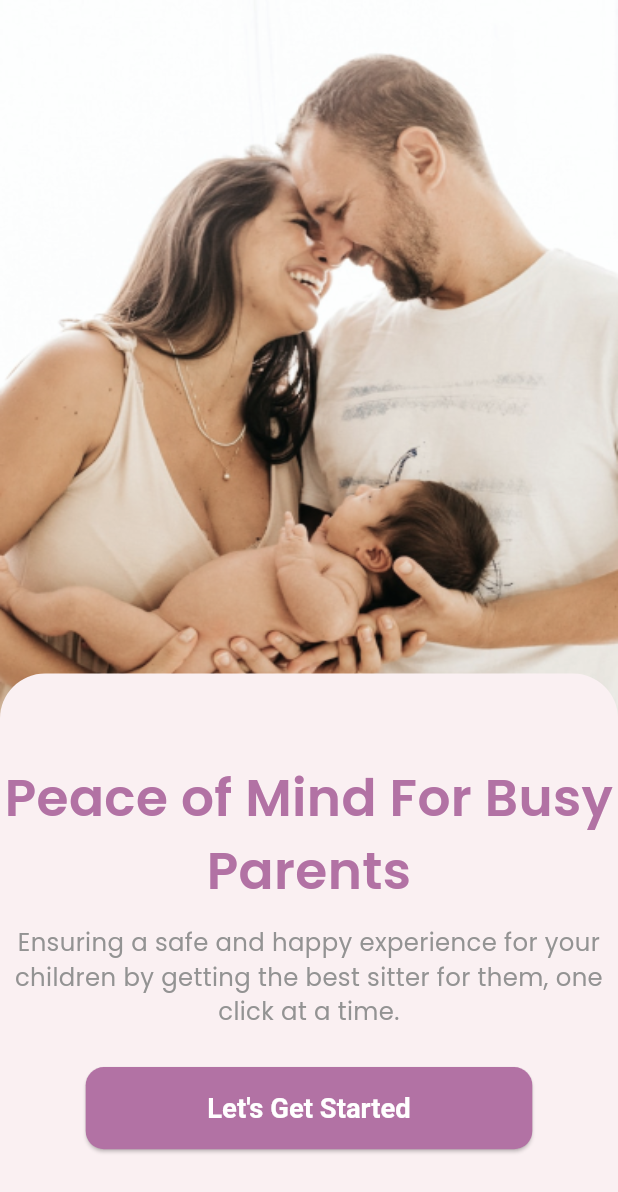
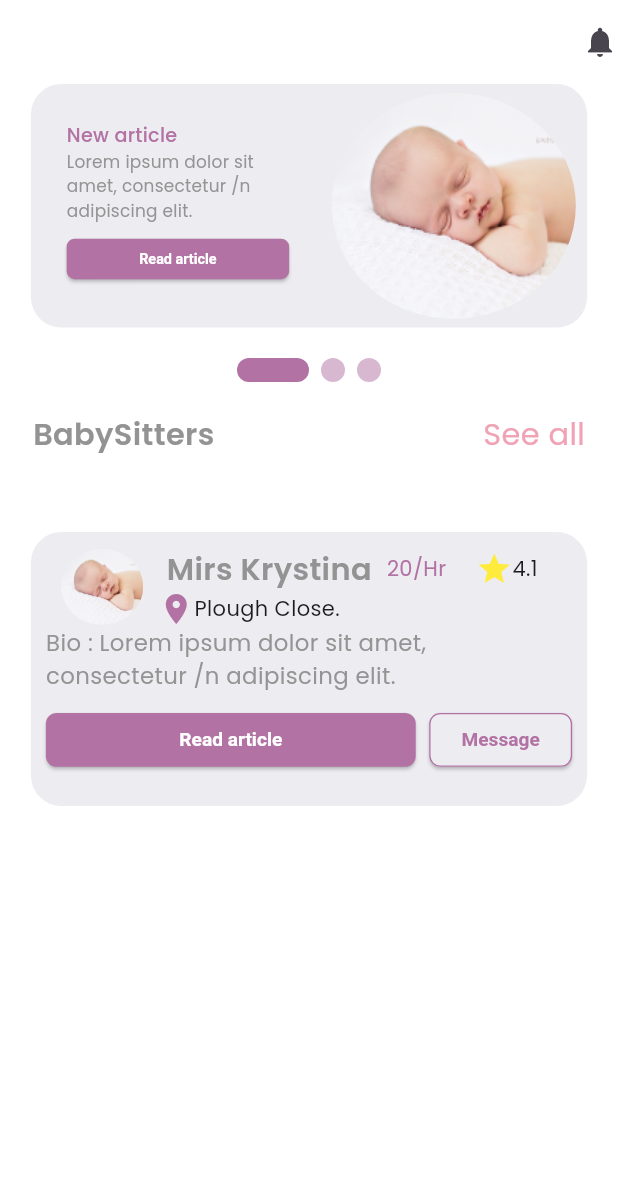
Before and after one commit to Moussa500/care_mingle, a Flutter app: the screen it shows after launch, on a phone screen of 412 x 824 dp. Shown: the top 1192 px of the screen. Run offline on Flutter 3.47's test engine with Material 3 defaults, Android fonts, the light colour scheme and no system bars; drawn by our look-alikes of smooth_page_indicator; our stand-ins replace dartz, flutter_screenutil, flutter_svg, get_it.

Commit message:
implementing BabySitters  Section Skeleton

```diff
--- a/lib/app.dart
+++ b/lib/app.dart
@@ -3,7 +3,7 @@
 import 'package:care_mingle/features/auth/presentation/register/pages/login_page.dart';
 import 'package:care_mingle/features/auth/presentation/register/pages/parent_additional.dart';
 import 'package:care_mingle/features/auth/presentation/register/pages/register_page.dart';
-import 'package:care_mingle/intro/get_started.dart';
+import 'package:care_mingle/features/home/presentation/pages/home_page.dart';
 import 'package:flutter/material.dart';
 import 'package:flutter_screenutil/flutter_screenutil.dart';
 
@@ -21,7 +21,7 @@
         theme: AppTheme.theme,
       initialRoute: '/',
       routes: {
-        '/':(context)=>const IntroPage(),
+        '/':(context)=>HomePage(),
         '/login':(context)=>const LoginPage(),
         '/register':(context)=>const RegisterPage(),
         '/parentAdditional':(context)=>const ParentAdditional(),
--- a/lib/common/constants/api_constants.dart
+++ b/lib/common/constants/api_constants.dart
@@ -1,3 +1,4 @@
 const String baseUrl="https://caremingle.onrender.com";
 const String loginEndPoint="/auth/login";
 const String registerEndPoint="/auth/register";
+const Map<String,String> headers={'Content-Type': 'multipart/form-data'};
--- a/lib/core/config/assets/app_images.dart
+++ b/lib/core/config/assets/app_images.dart
@@ -1,4 +1,5 @@
 class AppImages {
   static const basePath='assets/images/';
   static const intro='${basePath}intro.png';
+  static const article='${basePath}article.png';
 }
--- a/lib/features/auth/data/models/user_model.dart
+++ b/lib/features/auth/data/models/user_model.dart
@@ -52,6 +52,7 @@
     return {
       'name': name,
       'email': email,
+      'password':password,
       'phone': phone,
       'address': address,
       "role": role,
@@ -94,6 +95,7 @@
   Map<String, dynamic> toJson() {
     return {
       'name': name,
+      'password':password,
       'email': email,
       'phone': phone,
       'address': address,
--- /dev/null
+++ b/lib/features/home/presentation/pages/home_page.dart
@@ -0,0 +1,63 @@
+import 'package:care_mingle/common/widgets/custom_appBar.dart';
+import 'package:care_mingle/features/home/presentation/widgets/article_section.dart';
+import 'package:care_mingle/features/home/presentation/widgets/babysitter_section.dart';
+import 'package:flutter/material.dart';
+import 'package:flutter_screenutil/flutter_screenutil.dart';
+
+class HomePage extends StatelessWidget {
+  const HomePage({super.key});
+
+  @override
+  Widget build(BuildContext context) {
+    return Scaffold(
+      appBar: CustomAppbar(
+        action: Icon(
+          Icons.notifications,
+        ),
+        hideBack: true,
+      ),
+      body: Column(
+        children: [
+          ArticleSection(),
+          Row(
+            mainAxisAlignment: MainAxisAlignment.spaceBetween,
+            children: [
+              header('BabySitters'),
+              seeAll(),
+            ],
+          ),
+          SizedBox(
+            height: 20.h,
+          ),
+          BabysitterSection(),
+        ],
+      ),
+    );
+  }
+
+  Padding seeAll() {
+    return Padding(
+      padding: EdgeInsets.symmetric(horizontal: 20.w, vertical: 20.h),
+      child: Text(
+        'See all',
+        style: TextStyle(color: const Color(0xffF1A3B6), fontSize: 20.sp),
+      ),
+    );
+  }
+
+  Padding header(String label) {
+    return Padding(
+      padding: EdgeInsets.symmetric(horizontal: 20.w, vertical: 20.h),
+      child: Align(
+        alignment: Alignment.centerLeft,
+        child: Text(
+          label,
+          style: TextStyle(
+              fontSize: 20.sp,
+              fontWeight: FontWeight.w600,
+              color: const Color(0xff939393)),
+        ),
+      ),
+    );
+  }
+}
--- /dev/null
+++ b/lib/features/home/presentation/widgets/article_section.dart
@@ -0,0 +1,123 @@
+import 'package:care_mingle/core/config/assets/app_images.dart';
+import 'package:care_mingle/core/config/theme/app_colors.dart';
+import 'package:flutter/material.dart';
+import 'package:flutter_screenutil/flutter_screenutil.dart';
+import 'package:smooth_page_indicator/smooth_page_indicator.dart';
+
+class ArticleSection extends StatelessWidget {
+  ArticleSection({super.key});
+  final PageController _pageController = PageController();
+
+  @override
+  Widget build(BuildContext context) {
+    return Column(
+      children: [
+        SizedBox(
+          width: MediaQuery.of(context).size.width,
+          height: 160.h,
+          child: PageView.builder(
+            controller: _pageController,
+            itemCount: 3,
+            itemBuilder: (context, index) {
+              return Center(
+                child: Container(
+                  decoration: BoxDecoration(
+                      color: const Color(0xffEDEDF1),
+                      borderRadius: BorderRadius.all(Radius.circular(20.r))),
+                  height: 155.w,
+                  width: MediaQuery.of(context).size.width * 0.9,
+                  child: FittedBox(
+                    child: Row(
+                      children: [
+                        Padding(
+                          padding: const EdgeInsets.all(30),
+                          child: Align(
+                            alignment: Alignment.centerLeft,
+                            child: SizedBox(
+                              width: 200,
+                              height: 150,
+                              child: Column(
+                                crossAxisAlignment: CrossAxisAlignment.start,
+                                children: [
+                                  articleTitle("New article"),
+                                  const SizedBox(
+                                    width: 20,
+                                  ),
+                                  description(
+                                      'Lorem ipsum dolor sit amet, consectetur /n adipiscing elit.'),
+                                  const SizedBox(
+                                    height: 10,
+                                  ),
+                                  FittedBox(
+                                    child: SizedBox(
+                                      width: 200.w,
+                                      child: ElevatedButton(
+                                          style: ElevatedButton.styleFrom(
+                                              shape:
+                                                  const RoundedRectangleBorder(
+                                                      borderRadius:
+                                                          BorderRadius.all(
+                                                              Radius.circular(
+                                                                  8)))),
+                                          onPressed: () {},
+                                          child: Text(
+                                            'Read article',
+                                            style: TextStyle(
+                                                fontSize: 14.sp,
+                                                color: Colors.white),
+                                          )),
+                                    ),
+                                  ),
+                                ],
+                              ),
+                            ),
+                          ),
+                        ),
+                        Padding(
+                          padding: const EdgeInsets.all(8.0),
+                          child: ClipOval(
+                            child: Image.asset(
+                              height: 200.h,
+                              width: 200.w,
+                              AppImages.article,
+                              fit: BoxFit.fill,
+                            ),
+                          ),
+                        ),
+                      ],
+                    ),
+                  ),
+                ),
+              );
+            },
+          ),
+        ),
+        SizedBox(height: 20.h,),
+        SmoothPageIndicator(controller: _pageController, count: 3,effect: const ExpandingDotsEffect(activeDotColor: AppColors.primaryColor,dotColor: Color(0xffD8B8D1)),)
+      ],
+    );
+  }
+
+  Widget articleTitle(String label) {
+    return Text(
+      textAlign: TextAlign.start,
+      label,
+      style: TextStyle(
+          color: AppColors.primaryColor,
+          fontSize: 17.sp,
+          fontWeight: FontWeight.w500),
+    );
+  }
+
+  Widget description(String content) {
+    return Text(
+      overflow: TextOverflow.clip,
+      textAlign: TextAlign.start,
+      content,
+      style: TextStyle(
+          color: const Color(0xff949494),
+          fontSize: 15.sp,
+          fontWeight: FontWeight.w400),
+    );
+  }
+}
--- /dev/null
+++ b/lib/features/home/presentation/widgets/babysitter_section.dart
@@ -0,0 +1,206 @@
+import 'package:care_mingle/core/config/assets/app_images.dart';
+import 'package:care_mingle/core/config/theme/app_colors.dart';
+import 'package:flutter/material.dart';
+import 'package:flutter_screenutil/flutter_screenutil.dart';
+import 'package:smooth_page_indicator/smooth_page_indicator.dart';
+
+class BabysitterSection extends StatelessWidget {
+  BabysitterSection({super.key});
+  final PageController _pageController = PageController();
+
+  @override
+  Widget build(BuildContext context) {
+    return SizedBox(
+      width: MediaQuery.of(context).size.width,
+      height: 200.h,
+      child: PageView.builder(
+        controller: _pageController,
+        itemCount: 3,
+        itemBuilder: (context, index) {
+          return Center(
+            child: Container(
+              decoration: BoxDecoration(
+                  color: const Color(0xffEDEDF1),
+                  borderRadius: BorderRadius.all(Radius.circular(20.r))),
+              height: 180.h,
+              width: MediaQuery.of(context).size.width * 0.9,
+              child: Column(
+                children: [
+                  Padding(
+                    padding: const EdgeInsets.all(10),
+                    child: Column(
+                      crossAxisAlignment: CrossAxisAlignment.start,
+                      children: [
+                        Align(
+                          alignment: Alignment.centerLeft,
+                          child: Row(
+                            children: [
+                              Padding(
+                                padding:
+                                    const EdgeInsets.symmetric(horizontal: 10),
+                                child: ClipOval(
+                                  child: Image.asset(
+                                    height: 50.h,
+                                    width: 50.w,
+                                    AppImages.article,
+                                    fit: BoxFit.fill,
+                                  ),
+                                ),
+                              ),
+                              Column(
+                                children: [
+                                  Row(
+                                    children: [
+                                      babysitterName(),
+                                      const SizedBox(
+                                        width: 10,
+                                      ),
+                                      price(),
+                                      rating()
+                                    ],
+                                  ),
+                                  Padding(
+                                    padding:  EdgeInsets.only(right: 125.w),
+                                    child: location(),
+                                  ),
+                                ],
+                              ),
+                            ],
+                          ),
+                        ),
+                        const SizedBox(
+                          width: 20,
+                        ),
+                        description(
+                            'Bio : Lorem ipsum dolor sit amet, consectetur /n adipiscing elit.'),
+                        const SizedBox(
+                          height: 10,
+                        ),
+                        SizedBox(
+                          child: FittedBox(
+                            child: Row(
+                              children: [
+                                SizedBox(
+                                  width: 250.w,
+                                  child: ElevatedButton(
+                                      style: ElevatedButton.styleFrom(
+                                          shape: const RoundedRectangleBorder(
+                                              borderRadius: BorderRadius.all(
+                                                  Radius.circular(8)))),
+                                      onPressed: () {},
+                                      child: Text(
+                                        'Read article',
+                                        style: TextStyle(
+                                            fontSize: 14.sp,
+                                            color: Colors.white),
+                                      )),
+                                ),
+                                const SizedBox(
+                                  width: 10,
+                                ),
+                                SizedBox(
+                                  child: ElevatedButton(
+                                    onPressed: () {},
+                                    style: ElevatedButton.styleFrom(
+                                        backgroundColor:
+                                            const Color(0xffEDEDF1),
+                                        shape: RoundedRectangleBorder(
+                                            borderRadius: BorderRadius.all(
+                                              Radius.circular(8.r),
+                                            ),
+                                            side: const BorderSide(
+                                                color: AppColors.primaryColor,
+                                                width: 1))),
+                                    child: Text(
+                                      "Message",
+                                      style: TextStyle(
+                                        fontSize: 14.sp,
+                                        color: AppColors.primaryColor,
+                                      ),
+                                    ),
+                                  ),
+                                )
+                              ],
+                            ),
+                          ),
+                        ),
+                      ],
+                    ),
+                  ),
+                ],
+              ),
+            ),
+          );
+        },
+      ),
+    );
+  }
+
+  Text babysitterName() {
+    return Text(
+      'Mirs Krystina',
+      style: TextStyle(
+          fontSize: 20.sp,
+          fontWeight: FontWeight.w600,
+          color: const Color(0xff939393)),
+    );
+  }
+
+  Text price() {
+    return const Text(
+      '20/Hr',
+      style: TextStyle(color: AppColors.primaryColor),
+    );
+  }
+
+  Widget location() {
+    return const Row(
+      mainAxisAlignment: MainAxisAlignment.start,
+      children: [
+        Icon(
+          Icons.location_on,
+          color: AppColors.primaryColor,
+        ),
+        Text('Plough Close.'),
+      ],
+    );
+  }
+
+  Row rating() {
+    return const Row(
+      children: [
+         SizedBox(
+          width: 20,
+        ),
+        Icon(
+          Icons.star_outlined,
+          color: Colors.yellow,
+        ),
+        Text('4.1')
+      ],
+    );
+  }
+
+  Widget articleTitle(String label) {
+    return Text(
+      textAlign: TextAlign.start,
+      label,
+      style: TextStyle(
+          color: AppColors.primaryColor,
+          fontSize: 17.sp,
+          fontWeight: FontWeight.w500),
+    );
+  }
+
+  Widget description(String content) {
+    return Text(
+      overflow: TextOverflow.clip,
+      textAlign: TextAlign.start,
+      content,
+      style: TextStyle(
+          color: const Color(0xff949494),
+          fontSize: 15.sp,
+          fontWeight: FontWeight.w400),
+    );
+  }
+}
--- a/lib/main.dart
+++ b/lib/main.dart
@@ -1,6 +1,8 @@
 import 'package:care_mingle/app.dart';
+import 'package:care_mingle/service_locator.dart';
 import 'package:flutter/material.dart';
 
 void main() async{
+  await initializeDependencies();
   runApp(const App());
 }
--- a/lib/service_locator.dart
+++ b/lib/service_locator.dart
@@ -1,10 +1,15 @@
 import 'package:care_mingle/features/auth/data/data%20sources/auth_service.dart';
 import 'package:care_mingle/features/auth/data/repository/auth_repository_impl.dart';
 import 'package:care_mingle/features/auth/domain/repository/auth_repository.dart';
+import 'package:care_mingle/features/auth/domain/usecases/login.dart';
+import 'package:care_mingle/features/auth/domain/usecases/register.dart';
 import 'package:get_it/get_it.dart';
 
 final sl = GetIt.instance;
 Future<void> initializeDependencies() async {
   sl.registerSingleton<AuthService>(AuthServiceImlp());
   sl.registerSingleton<AuthRepository>(AuthRepositoryImpl());
+  sl.registerSingleton<RegisterBabySitterUseCase>(RegisterBabySitterUseCase());
+  sl.registerSingleton<RegisterParentUseCase>(RegisterParentUseCase());
+  sl.registerSingleton<LoginUseCase>(LoginUseCase());
 }
--- a/pubspec.yaml
+++ b/pubspec.yaml
@@ -44,6 +44,7 @@
   flutter_svg: ^2.0.10+1
   dartz: ^0.10.1
   http: ^1.2.2
+  smooth_page_indicator: ^1.2.0+3
 
 dev_dependencies:
   flutter_test:
```
Also changed, not shown: lib/common/api/api_helper.dart (+27 -8 lines), lib/features/auth/data/data sources/auth_service.dart (+14 -8 lines), lib/features/auth/presentation/register/pages/baby_sitter_additional.dart (+34 -4 lines), lib/features/auth/presentation/register/pages/parent_additional.dart (+37 -9 lines), assets/images/article.png (added), lib/features/home/presentation/widgets/top_rated_part.dart (added).
